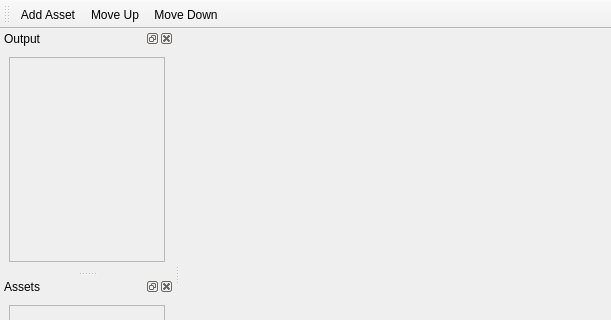
First picture: the form in dieschere/main.ui, repository ralsina/24-hour-apps, before the edit; both pictures show x 0 to 611 and y 0 to 320 of the 611 by 540 pixel window.
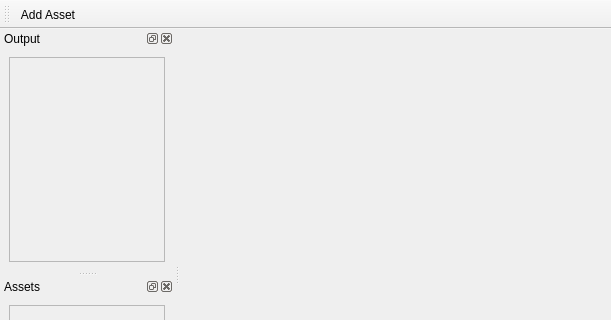
Second picture: the form after the edit. Icons and pictures are not drawn. Custom widgets are drawn as their Qt base class.

Commit message: better, more direct UI to move clips up/down in the output (not done yet)

What changed in the file:
```diff
--- a/dieschere/main.ui
+++ b/dieschere/main.ui
@@ -172,8 +172,6 @@
     <bool>false</bool>
    </attribute>
    <addaction name="addAsset"/>
-   <addaction name="actionMove_Up"/>
-   <addaction name="actionMove_Down"/>
   </widget>
   <widget class="QDockWidget" name="dockWidget">
    <property name="sizePolicy">
@@ -309,24 +307,6 @@
     <string>Remove Asset</string>
    </property>
   </action>
-  <action name="actionMove_Up">
-   <property name="icon">
-    <iconset resource="icons.qrc">
-     <normaloff>:/icons/up.svg</normaloff>:/icons/up.svg</iconset>
-   </property>
-   <property name="text">
-    <string>Move Up</string>
-   </property>
-  </action>
-  <action name="actionMove_Down">
-   <property name="icon">
-    <iconset resource="icons.qrc">
-     <normaloff>:/icons/down.svg</normaloff>:/icons/down.svg</iconset>
-   </property>
-   <property name="text">
-    <string>Move Down</string>
-   </property>
-  </action>
  </widget>
  <customwidgets>
   <customwidget>
```
The commit also changes 5 other files.
